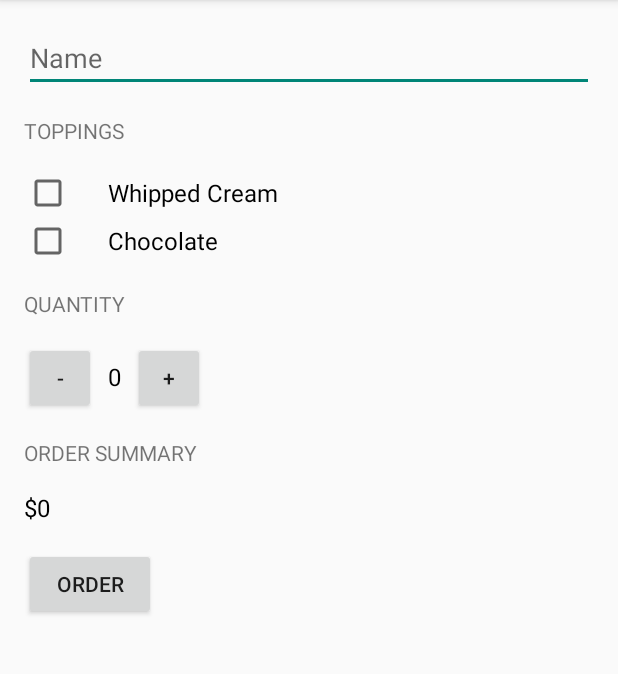
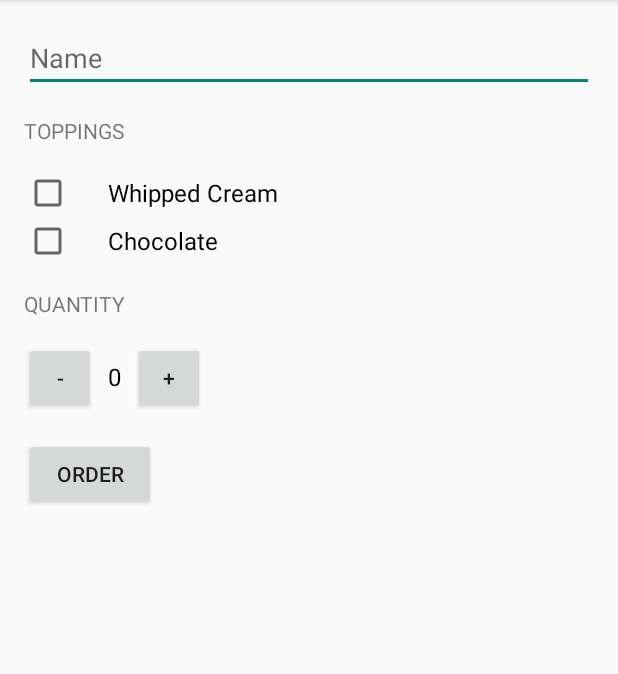
Before and after one commit to Vikctar/JustJava, an Android app: the screen it shows after launch (MainActivity), on a phone screen of 412 x 824 dp, the part 84-758 px from its top. Run offline under Robolectric (Android 15) with nearby library versions, the phone set to English and light mode, and no system bars.

Commit message:
Don't display the order summary in the app.

```diff
--- a/app/src/main/res/layout/activity_main.xml
+++ b/app/src/main/res/layout/activity_main.xml
@@ -78,23 +78,6 @@
 
         </LinearLayout>
 
-        <TextView
-            android:layout_width="wrap_content"
-            android:layout_height="wrap_content"
-            android:layout_marginBottom="16dp"
-            android:layout_marginTop="16dp"
-            android:text="@string/order_summary"
-            android:textAllCaps="true" />
-
-        <TextView
-            android:id="@+id/order_summary_text_view"
-            android:layout_width="wrap_content"
-            android:layout_height="wrap_content"
-            android:text="$0"
-            android:textColor="@android:color/black"
-            android:textIsSelectable="true"
-            android:textSize="16sp" />
-
         <Button
             android:layout_width="wrap_content"
             android:layout_height="wrap_content"
```
Also changed, not shown: app/src/main/java/com/vikcandroid/justjava/MainActivity.java (+1 -11 lines).
